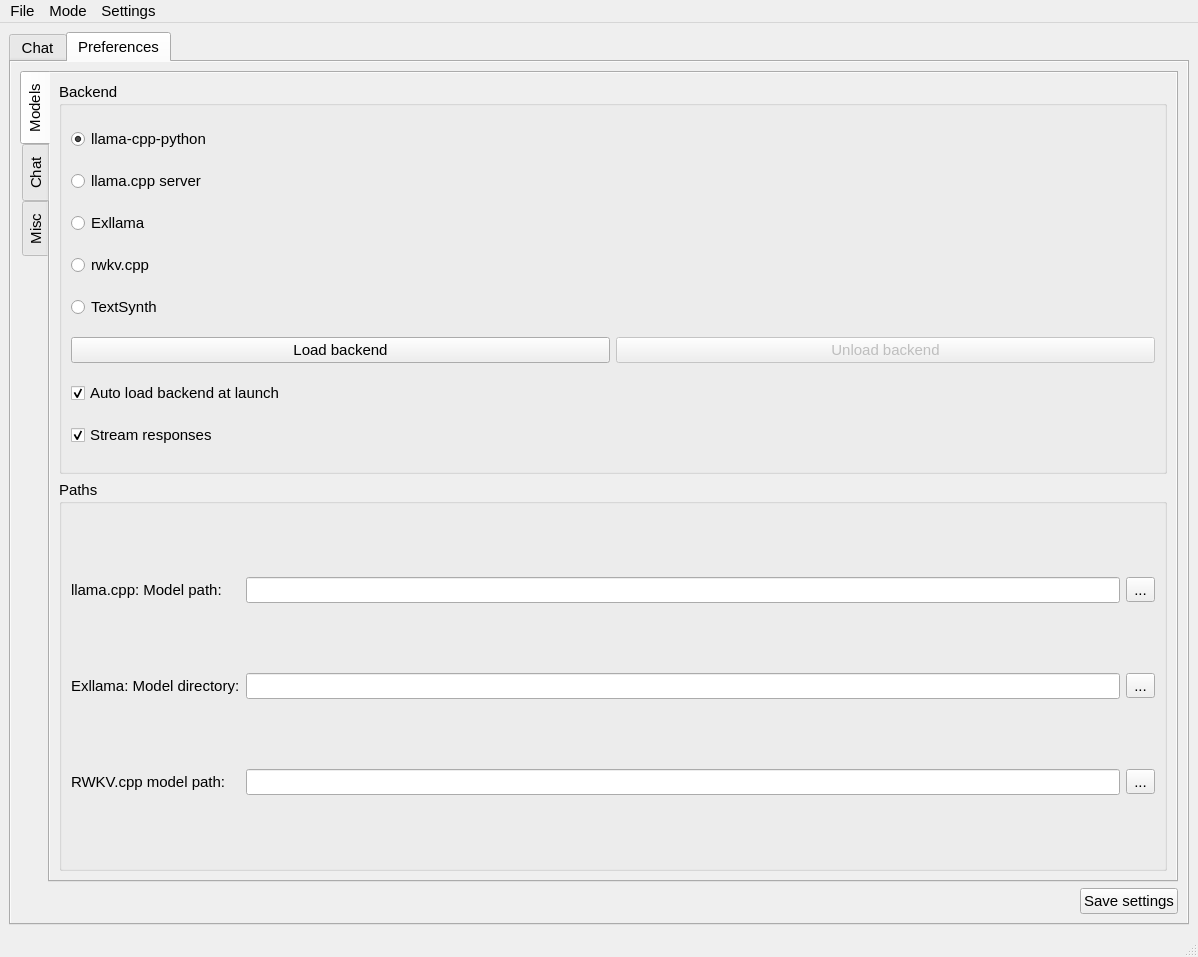
Old version of the form assets/ui/main_window.ui in the repository shinomakoi/magi_llm_gui.
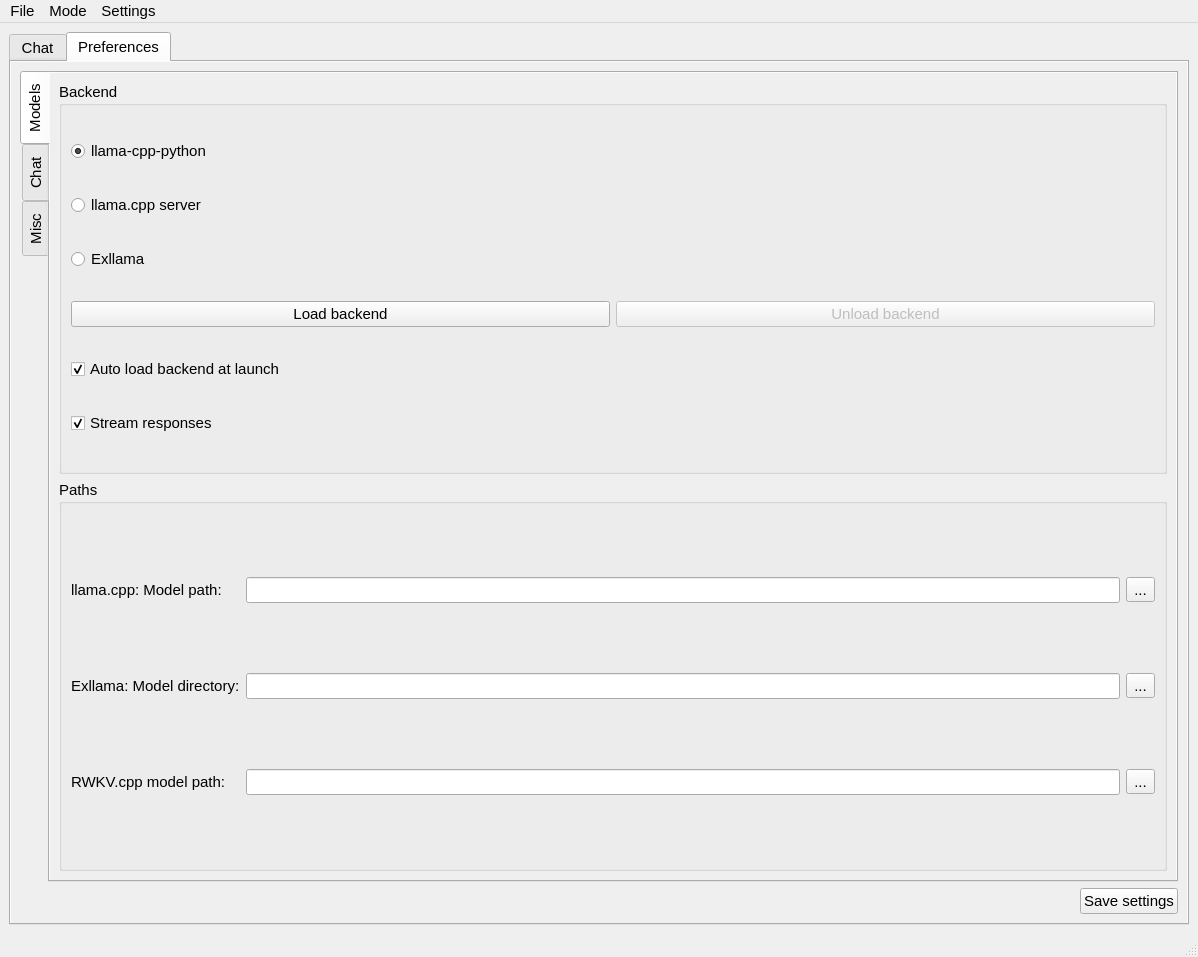
New version of the form. The open tabs and pages were chosen to show the change.

Commit message: Support GGUF, remove RWKV/TS

The edit to the form file:
```diff
--- a/assets/ui/main_window.ui
+++ b/assets/ui/main_window.ui
@@ -246,6 +246,42 @@
                <string>Backend</string>
               </property>
               <layout class="QGridLayout" name="gridLayout_10">
+               <item row="9" column="0">
+                <widget class="QCheckBox" name="streamEnabledCheck">
+                 <property name="toolTip">
+                  <string>Stream responses</string>
+                 </property>
+                 <property name="text">
+                  <string>Stream responses</string>
+                 </property>
+                 <property name="checked">
+                  <bool>true</bool>
+                 </property>
+                </widget>
+               </item>
+               <item row="7" column="1">
+                <widget class="QPushButton" name="unloadModelButton">
+                 <property name="enabled">
+                  <bool>false</bool>
+                 </property>
+                 <property name="toolTip">
+                  <string>Unload the selected backend and model</string>
+                 </property>
+                 <property name="text">
+                  <string>Unload backend</string>
+                 </property>
+                </widget>
+               </item>
+               <item row="8" column="0">
+                <widget class="QCheckBox" name="backendAutoLaunch">
+                 <property name="text">
+                  <string>Auto load backend at launch</string>
+                 </property>
+                 <property name="checked">
+                  <bool>true</bool>
+                 </property>
+                </widget>
+               </item>
                <item row="0" column="0">
                 <widget class="QRadioButton" name="cppCheck">
                  <property name="toolTip">
@@ -259,19 +295,6 @@
                  </property>
                 </widget>
                </item>
-               <item row="2" column="0">
-                <widget class="QRadioButton" name="exllamaCheck">
-                 <property name="toolTip">
-                  <string>Use Exllama backend</string>
-                 </property>
-                 <property name="text">
-                  <string>Exllama</string>
-                 </property>
-                 <property name="checked">
-                  <bool>false</bool>
-                 </property>
-                </widget>
-               </item>
                <item row="1" column="0">
                 <widget class="QRadioButton" name="cppServerCheck">
                  <property name="toolTip">
@@ -282,7 +305,20 @@
                  </property>
                 </widget>
                </item>
-               <item row="9" column="0">
+               <item row="2" column="0">
+                <widget class="QRadioButton" name="exllamaCheck">
+                 <property name="toolTip">
+                  <string>Use Exllama backend</string>
+                 </property>
+                 <property name="text">
+                  <string>Exllama</string>
+                 </property>
+                 <property name="checked">
+                  <bool>false</bool>
+                 </property>
+                </widget>
+               </item>
+               <item row="7" column="0">
                 <widget class="QPushButton" name="loadModelButton">
                  <property name="toolTip">
                   <string>Load the selected backend and model</string>
@@ -292,65 +328,6 @@
                  </property>
                 </widget>
                </item>
-               <item row="8" column="0">
-                <widget class="QRadioButton" name="tsServerCheck">
-                 <property name="toolTip">
-                  <string>Use TextSynth server backend</string>
-                 </property>
-                 <property name="text">
-                  <string>TextSynth</string>
-                 </property>
-                 <property name="checked">
-                  <bool>false</bool>
-                 </property>
-                </widget>
-               </item>
-               <item row="11" column="0">
-                <widget class="QCheckBox" name="streamEnabledCheck">
-                 <property name="toolTip">
-                  <string>Stream responses</string>
-                 </property>
-                 <property name="text">
-                  <string>Stream responses</string>
-                 </property>
-                 <property name="checked">
-                  <bool>true</bool>
-                 </property>
-                </widget>
-               </item>
-               <item row="4" column="0">
-                <widget class="QRadioButton" name="rwkvCppCheck">
-                 <property name="toolTip">
-                  <string>Use rwkv.cpp backend</string>
-                 </property>
-                 <property name="text">
-                  <string>rwkv.cpp</string>
-                 </property>
-                </widget>
-               </item>
-               <item row="9" column="1">
-                <widget class="QPushButton" name="unloadModelButton">
-                 <property name="enabled">
-                  <bool>false</bool>
-                 </property>
-                 <property name="toolTip">
-                  <string>Unload the selected backend and model</string>
-                 </property>
-                 <property name="text">
-                  <string>Unload backend</string>
-                 </property>
-                </widget>
-               </item>
-               <item row="10" column="0">
-                <widget class="QCheckBox" name="backendAutoLaunch">
-                 <property name="text">
-                  <string>Auto load backend at launch</string>
-                 </property>
-                 <property name="checked">
-                  <bool>true</bool>
-                 </property>
-                </widget>
-               </item>
               </layout>
              </widget>
             </item>
```
The commit also changes 7 other files.
